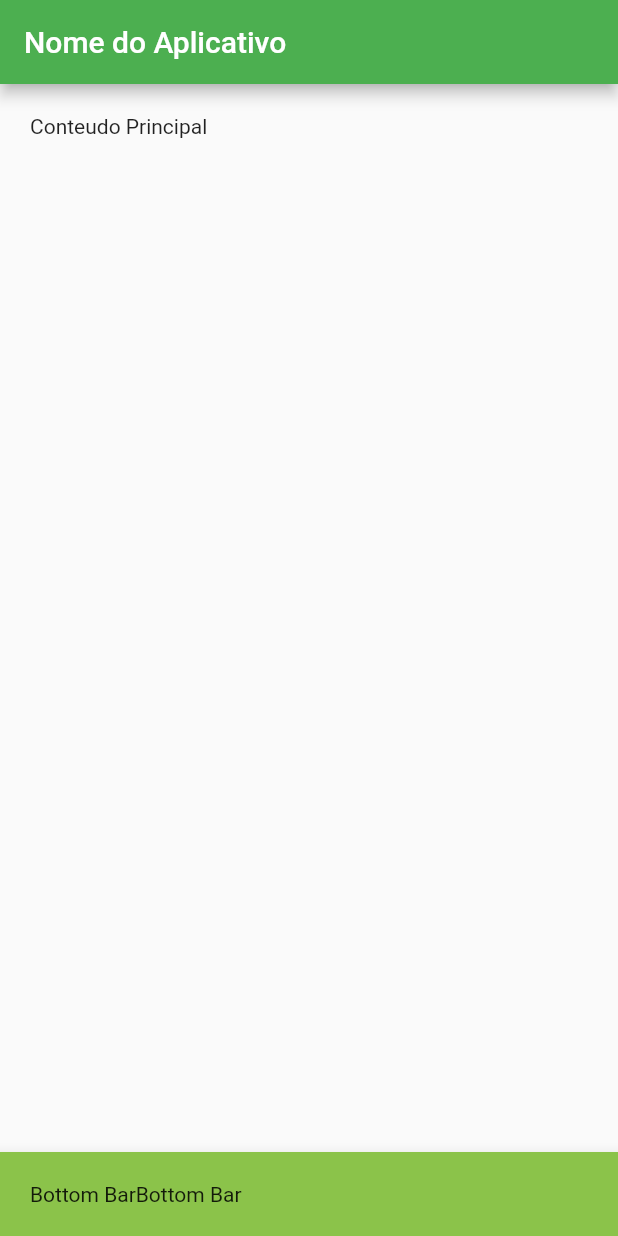
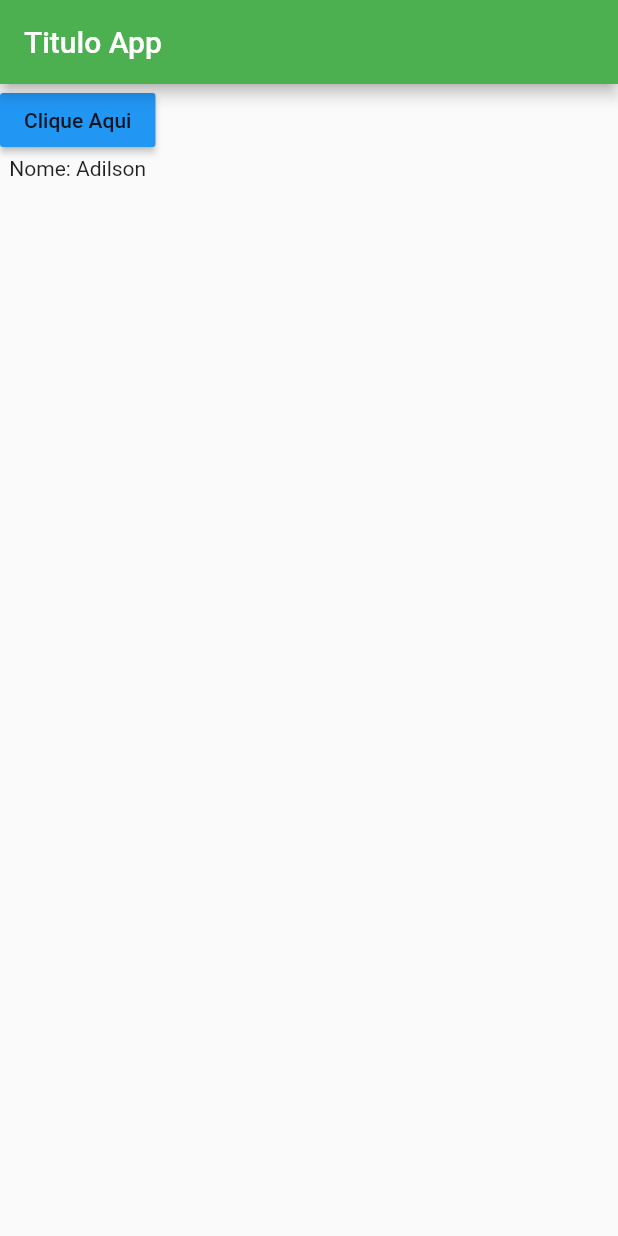
Before and after one commit to adilsontchameia/Exercicos_App_Flutter, a Flutter app: the screen it shows after launch, on a phone screen of 412 x 824 dp. Run offline on Flutter 3.47's test engine with Material 2 defaults, Android fonts, the phone set to English and light mode, and no system bars.

Commit message:
Exercicios compreensiveis com state e staful

```diff
--- a/lib/main.dart
+++ b/lib/main.dart
@@ -4,15 +4,72 @@ import 'package:flutter/material.dart';
 //Child - Filho, apenas um unico filho.
 //Children - Filhos, varios conteudos.
 void main() {
+/*
+Stateless - Widgets que nao podem ser alterados(constantes).
+Stateful - Widgets que podem ser alterados (variaveis).
+*/
 //Funcao para Executar o app
 
   runApp(MaterialApp(
-    debugShowCheckedModeBanner: false,
-    //Container Principal
-    home: Scaffold(
+      debugShowCheckedModeBanner: false,
+      //Container Principal
+      home: HomeStateful()));
+}
+
+/*
+var = "Adilson";
+cria um estado inicial e retorna a clase home, stateful.
+*/
+
+//
+class HomeStateful extends StatefulWidget {
+  @override
+  _HomeStatefulState createState() => _HomeStatefulState();
+}
+
+//
+class _HomeStatefulState extends State<HomeStateful> {
+  var _texto = "Adilson";
+  @override
+  Widget build(BuildContext context) {
+    print("Build Chamado");
+
+    return Scaffold(
       appBar: AppBar(
         backgroundColor: Colors.green,
-        title: Text("Nome do Aplicativo"),
+        title: Text("Titulo App"),
+      ),
+      body: Container(
+        child: Column(
+          children: <Widget>[
+            RaisedButton(
+              color: Colors.blue,
+              onPressed: () {
+                setState(() {
+                  _texto = "Exercicio Flutter";
+                });
+              },
+              child: Text(
+                "Clique Aqui",
+              ),
+            ),
+            Text("Nome: $_texto")
+          ],
+        ),
+      ),
+    );
+  }
+}
+
+class Home extends StatelessWidget {
+  @override
+  Widget build(BuildContext context) {
+    var _app = "Exercicio Flutter";
+
+    return Scaffold(
+      appBar: AppBar(
+        backgroundColor: Colors.green,
+        title: Text(_app),
       ),
       body: Padding(
         padding: EdgeInsets.all(20),
@@ -30,6 +87,6 @@ void main() {
           ),
         ),
       ),
-    ),
-  ));
+    );
+  }
 }
```
Also changed, not shown: 1 other file.
